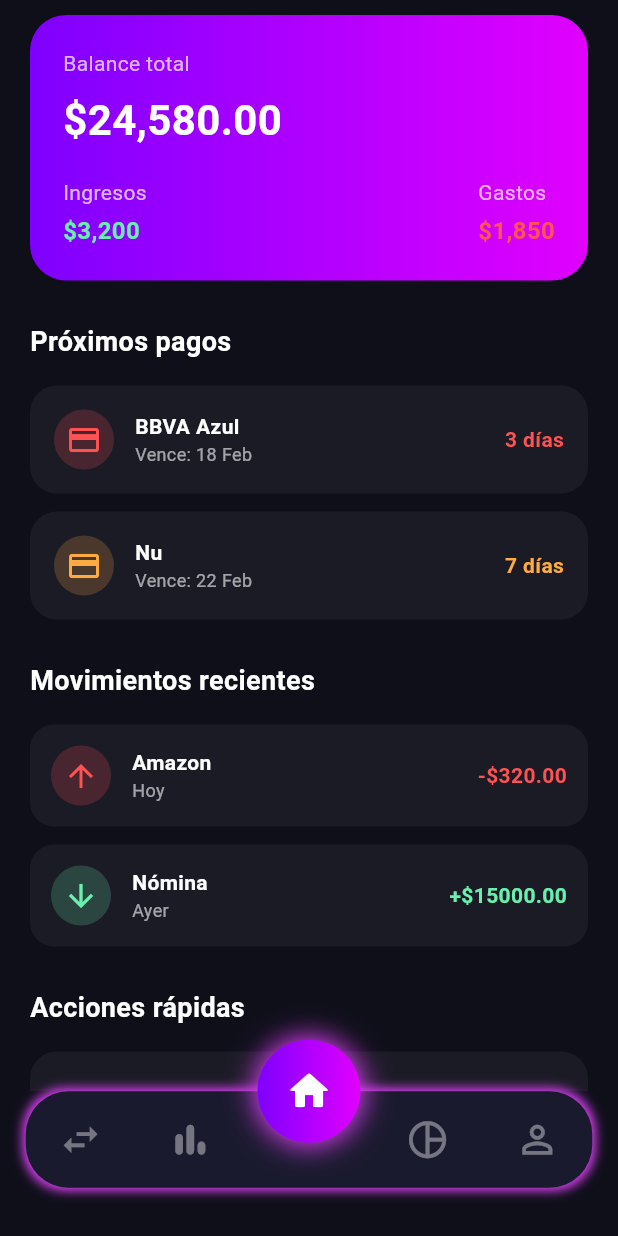
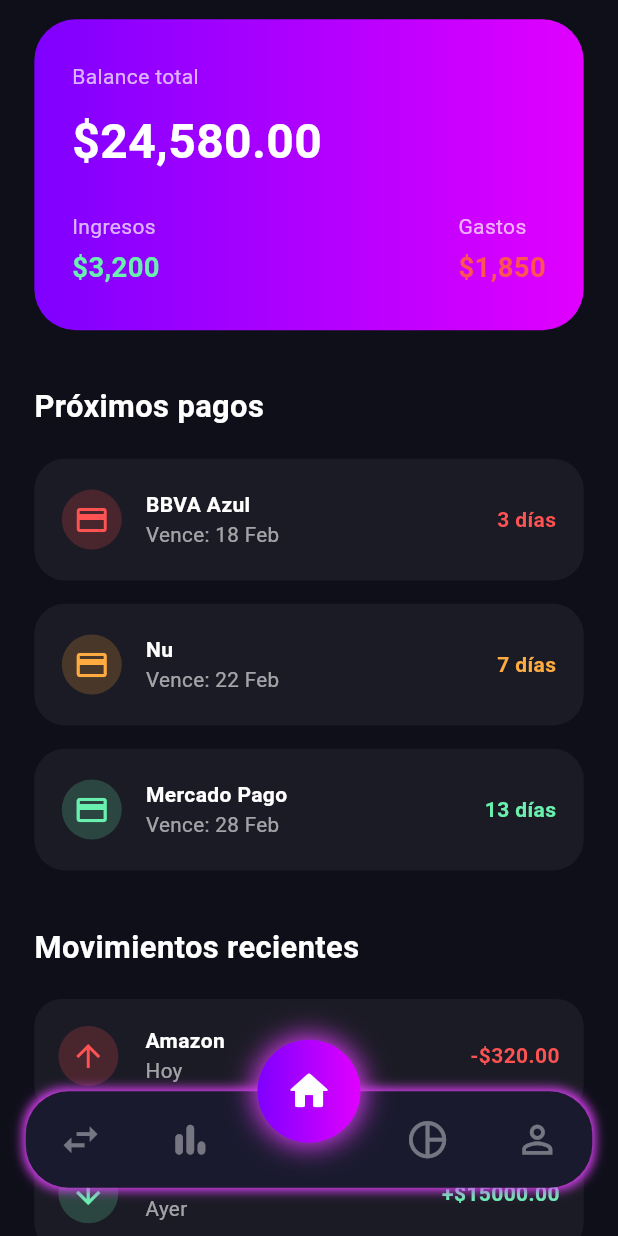
Before and after one commit to AlfonsoDiaz09/dynora_finance, a Flutter app: the screen it shows after launch, on a phone screen of 412 x 824 dp. Run offline on Flutter 3.47's test engine with Material 3 defaults, Android fonts, the phone set to English and light mode, and no system bars; our stand-ins replace flutter_bloc, flutter_screenutil, flutter_svg, get_it, go_router, logger.

Commit message:
feat: Sizes adapted with screenutil on homepage

```diff
--- a/lib/ui/pages/home/home_page.dart
+++ b/lib/ui/pages/home/home_page.dart
@@ -1,4 +1,5 @@
 import 'package:flutter/material.dart';
+import 'package:flutter_screenutil/flutter_screenutil.dart';
 import 'widgets/financial_summary_card.dart';
 import 'widgets/upcoming_payments_section.dart';
 import 'widgets/recent_transactions_section.dart';
@@ -9,26 +10,21 @@ class HomePage extends StatelessWidget {
 
   @override
   Widget build(BuildContext context) {
-    return Scaffold(
-      backgroundColor: Color(0xff0F0F1A),
-      body: SafeArea(
-        child: SingleChildScrollView(
-          padding: EdgeInsets.symmetric(horizontal: 20),
+    return SingleChildScrollView(
+      padding: EdgeInsets.symmetric(horizontal: 20.w),
       child: Column(
         crossAxisAlignment: CrossAxisAlignment.start,
         children: [
-              SizedBox(height: 10),
+          SizedBox(height: 10.h),
           FinancialSummaryCard(),
-              SizedBox(height: 28),
+          SizedBox(height: 28.h),
           UpcomingPaymentsSection(),
-              SizedBox(height: 28),
+          SizedBox(height: 28.h),
           RecentTransactionsSection(),
-              SizedBox(height: 28),
+          SizedBox(height: 28.h),
           QuickActionsSection(),
-              SizedBox(height: 40),
+          SizedBox(height: 50.h),
         ],
-          ),
-        ),
       ),
     );
   }
--- a/lib/ui/pages/home/widgets/financial_summary_card.dart
+++ b/lib/ui/pages/home/widgets/financial_summary_card.dart
@@ -1,4 +1,5 @@
 import 'package:flutter/material.dart';
+import 'package:flutter_screenutil/flutter_screenutil.dart';
 
 class FinancialSummaryCard extends StatelessWidget {
   const FinancialSummaryCard({super.key});
@@ -6,9 +7,9 @@ class FinancialSummaryCard extends StatelessWidget {
   @override
   Widget build(BuildContext context) {
     return Container(
-      padding: EdgeInsets.all(22),
+      padding: EdgeInsets.symmetric(horizontal: 22.w, vertical: 22.h),
       decoration: BoxDecoration(
-        borderRadius: BorderRadius.circular(24),
+        borderRadius: BorderRadius.circular(24.r),
         gradient: LinearGradient(
           colors: [Color(0xff7F00FF), Color(0xffE100FF)],
         ),
@@ -17,16 +18,16 @@ class FinancialSummaryCard extends StatelessWidget {
         crossAxisAlignment: CrossAxisAlignment.start,
         children: [
           Text("Balance total", style: TextStyle(color: Colors.white70)),
-          SizedBox(height: 8),
+          SizedBox(height: 8.h),
           Text(
             "\$24,580.00",
             style: TextStyle(
-              fontSize: 28,
+              fontSize: 28.sp,
               fontWeight: FontWeight.bold,
               color: Colors.white,
             ),
           ),
-          SizedBox(height: 18),
+          SizedBox(height: 18.h),
           Row(
             mainAxisAlignment: MainAxisAlignment.spaceBetween,
             children: [
@@ -65,13 +66,13 @@ class _MiniSummary extends StatelessWidget {
       crossAxisAlignment: CrossAxisAlignment.start,
       children: [
         Text(label, style: TextStyle(color: Colors.white70)),
-        SizedBox(height: 4),
+        SizedBox(height: 4.h),
         Text(
           value,
           style: TextStyle(
             color: color,
             fontWeight: FontWeight.bold,
-            fontSize: 16,
+            fontSize: 16.sp,
           ),
         ),
       ],
--- a/lib/ui/pages/home/widgets/quick_action_card.dart
+++ b/lib/ui/pages/home/widgets/quick_action_card.dart
@@ -1,4 +1,5 @@
 import 'package:flutter/material.dart';
+import 'package:flutter_screenutil/flutter_screenutil.dart';
 
 class QuickActionCard extends StatelessWidget {
   const QuickActionCard({super.key, required this.icon, required this.title});
@@ -9,16 +10,16 @@ class QuickActionCard extends StatelessWidget {
   @override
   Widget build(BuildContext context) {
     return Container(
-      padding: EdgeInsets.all(16),
+      padding: EdgeInsets.symmetric(horizontal: 16.w, vertical: 16.h),
       decoration: BoxDecoration(
-        color: Colors.white.withOpacity(0.05),
-        borderRadius: BorderRadius.circular(18),
+        color: Colors.white.withValues(alpha: 0.05),
+        borderRadius: BorderRadius.circular(18.r),
       ),
       child: Column(
         mainAxisAlignment: MainAxisAlignment.center,
         children: [
           Icon(icon, color: Colors.white),
-          SizedBox(height: 10),
+          SizedBox(height: 10.h),
           Text(
             title,
             style: TextStyle(color: Colors.white),
--- a/lib/ui/pages/home/widgets/quick_actions_section.dart
+++ b/lib/ui/pages/home/widgets/quick_actions_section.dart
@@ -1,4 +1,5 @@
 import 'package:flutter/material.dart';
+import 'package:flutter_screenutil/flutter_screenutil.dart';
 import 'quick_action_card.dart';
 
 class QuickActionsSection extends StatelessWidget {
@@ -13,11 +14,11 @@ class QuickActionsSection extends StatelessWidget {
           "Acciones rápidas",
           style: TextStyle(
             color: Colors.white,
-            fontSize: 18,
+            fontSize: 18.sp,
             fontWeight: FontWeight.bold,
           ),
         ),
-        SizedBox(height: 16),
+        SizedBox(height: 16.h),
         GridView.count(
           shrinkWrap: true,
           physics: NeverScrollableScrollPhysics(),
--- a/lib/ui/pages/home/widgets/recent_transaction_item.dart
+++ b/lib/ui/pages/home/widgets/recent_transaction_item.dart
@@ -1,4 +1,5 @@
 import 'package:flutter/material.dart';
+import 'package:flutter_screenutil/flutter_screenutil.dart';
 
 enum TransactionType { income, expense, payment }
 
@@ -35,15 +36,15 @@ class RecentTransactionItem extends StatelessWidget {
   @override
   Widget build(BuildContext context) {
     return Container(
-      padding: EdgeInsets.all(14),
+      padding: EdgeInsets.symmetric(horizontal: 14.w, vertical: 14.h),
       decoration: BoxDecoration(
-        color: Colors.white.withOpacity(0.05),
-        borderRadius: BorderRadius.circular(16),
+        color: Colors.white.withValues(alpha: 0.05),
+        borderRadius: BorderRadius.circular(16.r),
       ),
       child: Row(
         children: [
           CircleAvatar(
-            backgroundColor: amountColor.withOpacity(0.2),
+            backgroundColor: amountColor.withValues(alpha: 0.2),
             child: Icon(
               type == TransactionType.income
                   ? Icons.arrow_downward
@@ -51,7 +52,7 @@ class RecentTransactionItem extends StatelessWidget {
               color: amountColor,
             ),
           ),
-          SizedBox(width: 14),
+          SizedBox(width: 14.h),
           Expanded(
             child: Column(
               crossAxisAlignment: CrossAxisAlignment.start,
@@ -66,8 +67,8 @@ class RecentTransactionItem extends StatelessWidget {
                 Text(
                   date,
                   style: TextStyle(
-                    color: Colors.white.withOpacity(0.6),
-                    fontSize: 12,
+                    color: Colors.white.withValues(alpha: 0.6),
+                    fontSize: 12.sp,
                   ),
                 ),
               ],
--- a/lib/ui/pages/home/widgets/recent_transactions_section.dart
+++ b/lib/ui/pages/home/widgets/recent_transactions_section.dart
@@ -1,4 +1,5 @@
 import 'package:flutter/material.dart';
+import 'package:flutter_screenutil/flutter_screenutil.dart';
 import 'recent_transaction_item.dart';
 
 class RecentTransactionsSection extends StatelessWidget {
@@ -13,28 +14,31 @@ class RecentTransactionsSection extends StatelessWidget {
           "Movimientos recientes",
           style: TextStyle(
             color: Colors.white,
-            fontSize: 18,
+            fontSize: 18.sp,
             fontWeight: FontWeight.bold,
           ),
         ),
-
-        SizedBox(height: 16),
-
+        SizedBox(height: 16.h),
         RecentTransactionItem(
           title: "Amazon",
           date: "Hoy",
           amount: 320,
           type: TransactionType.expense,
         ),
-
-        SizedBox(height: 12),
-
+        SizedBox(height: 12.h),
         RecentTransactionItem(
           title: "Nómina",
           date: "Ayer",
           amount: 15000,
           type: TransactionType.income,
         ),
+        SizedBox(height: 12.h),
+        RecentTransactionItem(
+          title: "Asesoría flutter",
+          date: "Ayer",
+          amount: 1398.56,
+          type: TransactionType.payment,
+        ),
       ],
     );
   }
--- a/lib/ui/pages/home/widgets/upcoming_payment_item.dart
+++ b/lib/ui/pages/home/widgets/upcoming_payment_item.dart
@@ -1,4 +1,5 @@
 import 'package:flutter/material.dart';
+import 'package:flutter_screenutil/flutter_screenutil.dart';
 
 class UpcomingPaymentItem extends StatelessWidget {
   const UpcomingPaymentItem({
@@ -21,18 +22,18 @@ class UpcomingPaymentItem extends StatelessWidget {
   @override
   Widget build(BuildContext context) {
     return Container(
-      padding: EdgeInsets.all(16),
+      padding: EdgeInsets.symmetric(horizontal: 16.w, vertical: 16.h),
       decoration: BoxDecoration(
-        color: Colors.white.withOpacity(0.05),
-        borderRadius: BorderRadius.circular(18),
+        color: Colors.white.withValues(alpha: 0.05),
+        borderRadius: BorderRadius.circular(18.r),
       ),
       child: Row(
         children: [
           CircleAvatar(
-            backgroundColor: urgencyColor.withOpacity(0.2),
+            backgroundColor: urgencyColor.withValues(alpha: 0.2),
             child: Icon(Icons.credit_card, color: urgencyColor),
           ),
-          SizedBox(width: 14),
+          SizedBox(width: 14.w),
           Expanded(
             child: Column(
               crossAxisAlignment: CrossAxisAlignment.start,
@@ -47,8 +48,8 @@ class UpcomingPaymentItem extends StatelessWidget {
                 Text(
                   "Vence: $dueDate",
                   style: TextStyle(
-                    color: Colors.white.withOpacity(0.6),
-                    fontSize: 12,
+                    color: Colors.white.withValues(alpha: 0.6),
+                    fontSize: 12.sp,
                   ),
                 ),
               ],
--- a/lib/ui/pages/home/widgets/upcoming_payments_section.dart
+++ b/lib/ui/pages/home/widgets/upcoming_payments_section.dart
@@ -1,4 +1,5 @@
 import 'package:flutter/material.dart';
+import 'package:flutter_screenutil/flutter_screenutil.dart';
 import 'upcoming_payment_item.dart';
 
 class UpcomingPaymentsSection extends StatelessWidget {
@@ -13,22 +14,20 @@ class UpcomingPaymentsSection extends StatelessWidget {
           "Próximos pagos",
           style: TextStyle(
             color: Colors.white,
-            fontSize: 18,
+            fontSize: 18.sp,
             fontWeight: FontWeight.bold,
           ),
         ),
-
-        SizedBox(height: 16),
-
+        SizedBox(height: 16.h),
         UpcomingPaymentItem(
           cardName: "BBVA Azul",
           dueDate: "18 Feb",
           daysLeft: 3,
         ),
-
-        SizedBox(height: 12),
-
+        SizedBox(height: 12.h),
         UpcomingPaymentItem(cardName: "Nu", dueDate: "22 Feb", daysLeft: 7),
+        SizedBox(height: 12.h),
+        UpcomingPaymentItem(cardName: "Mercado Pago", dueDate: "28 Feb", daysLeft: 13),
       ],
     );
   }
```
Lines whose indentation alone changed are shown as unchanged.
